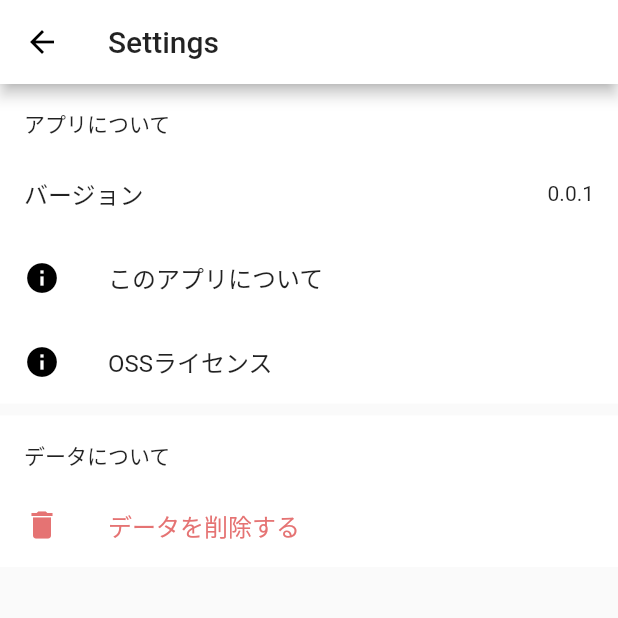
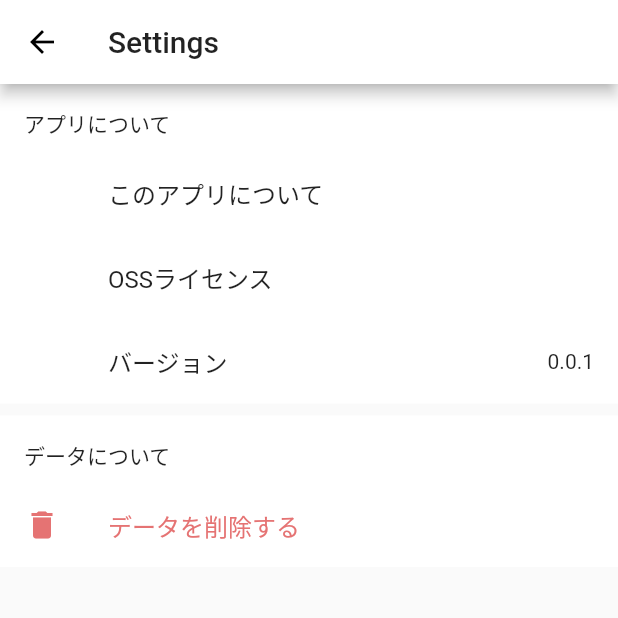
Before and after one commit to hayabusabusa/image_clipper, a Flutter app: the SettingsScreen screen opened directly, on a phone screen of 412 x 824 dp, the top half of it. Run offline on Flutter 3.47's test engine with Material 2 defaults, Android fonts, the phone set to English and light mode, and no system bars; our stand-ins replace shared_preferences, transparent_image; accounts and stored records are empty.

Commit message:
Fix settings ListTtile layout

```diff
--- a/lib/screens/settings/settings_screen.dart
+++ b/lib/screens/settings/settings_screen.dart
@@ -4,7 +4,7 @@ import 'package:image_clipper/widgets/settings/settings_widgets.dart';
 
 class SettingsScreen extends StatelessWidget {
   final List<SettingsSectionModel> _sections = [
-    SettingsSectionModel(title: 'アプリについて', rows: [SettingsCellType.version, SettingsCellType.about, SettingsCellType.oss]),
+    SettingsSectionModel(title: 'アプリについて', rows: [SettingsCellType.about, SettingsCellType.oss, SettingsCellType.version]),
     SettingsSectionModel(title: 'データについて', rows: [SettingsCellType.removeAll]),
   ];
 
--- a/lib/widgets/settings/settings_list_tile.dart
+++ b/lib/widgets/settings/settings_list_tile.dart
@@ -17,21 +17,23 @@ class SettingsListTile extends StatelessWidget {
       case SettingsCellType.about:
         return ListTile(
           title: Text('このアプリについて'),
-          leading: Icon(Icons.info, color: Colors.black,),
+          leading: Icon(Icons.info, color: Colors.transparent,),
           onTap: () {},
         );
       // - OSS
       case SettingsCellType.oss:
         return ListTile(
           title: Text('OSSライセンス'),
-          leading: Icon(Icons.info, color: Colors.black,),
-          onTap: () {},
+          leading: Icon(Icons.info, color: Colors.transparent,),
+          onTap: () {
+            showLicensePage(context: context);
+          },
         );
       // - Version
       case SettingsCellType.version:
         return ListTile(
           title: Text('バージョン'),
-          //leading: Icon(Icons.info, color: Colors.black,),
+          leading: Icon(Icons.info, color: Colors.transparent,),
           trailing: Text('0.0.1'),
         );
       // - Remove all
```
